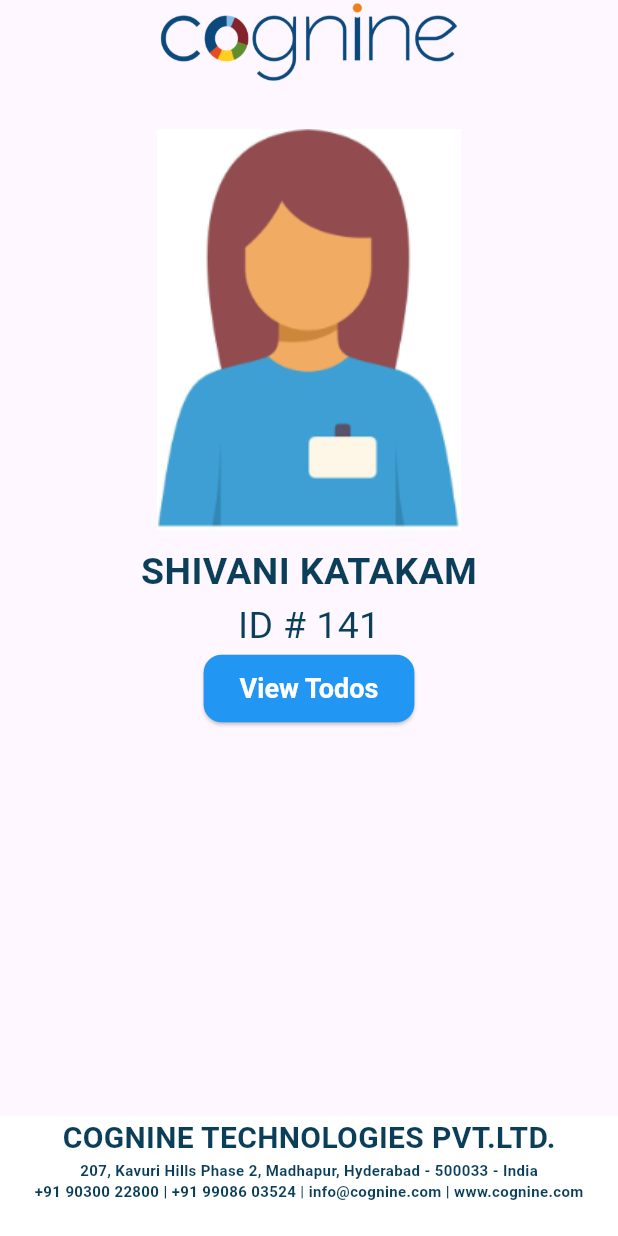
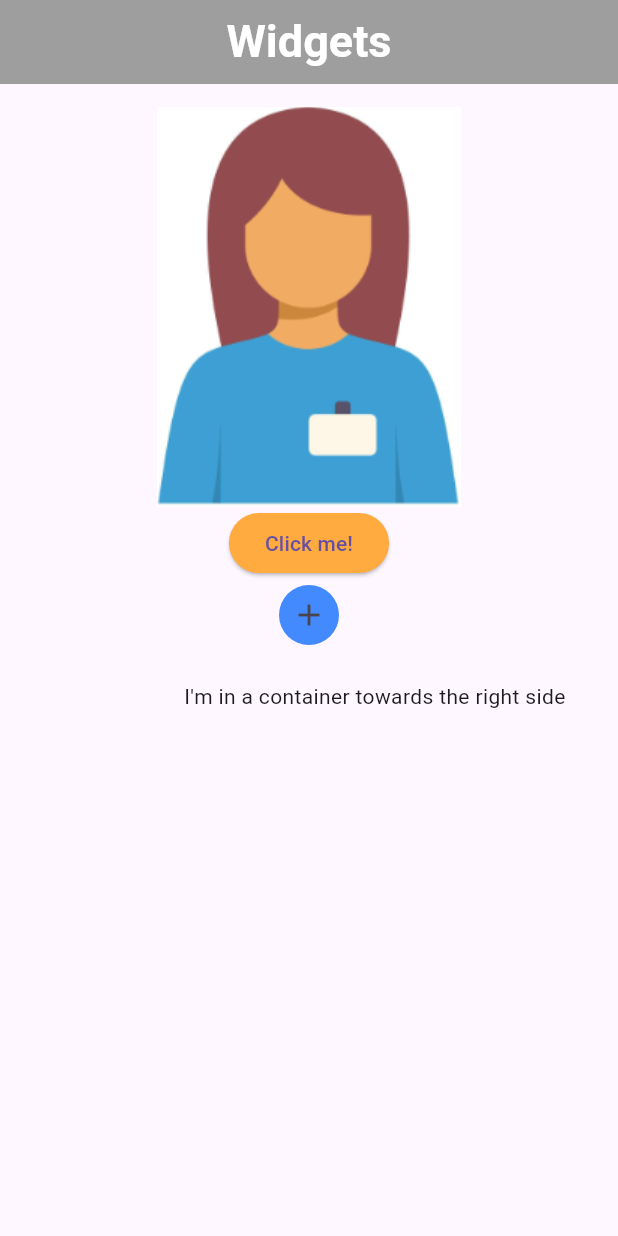
Before and after one commit to shivanikatakam19/Flutter, a Flutter app: the screen it shows after launch, on a phone screen of 412 x 824 dp. Run offline on Flutter 3.47's test engine with Material 3 defaults, Android fonts, the phone set to English and light mode, and no system bars.

Commit message:
added widgets

```diff
--- a/project_1/lib/main.dart
+++ b/project_1/lib/main.dart
@@ -2,100 +2,54 @@
 
 import 'package:flutter/material.dart';
 
-void main() => (runApp(
-  MaterialApp(
-    initialRoute: '/',
-    routes: {'/': (context) => Home(), '/userTodo': (context) => UserForm()},
-  ),
-));
+void main() => (runApp(MyApp()));
+
+class MyApp extends StatelessWidget {
+  @override
+  Widget build(BuildContext context) {
+    return MaterialApp(home: Home());
+  }
+}
 
 class Home extends StatelessWidget {
   @override
   Widget build(BuildContext context) {
     return Scaffold(
       appBar: AppBar(
-        title: SizedBox(
-          width: 200, // set width
-          height: 100, // set height
-          child: Image.asset('assets/cognine-logo.png', fit: BoxFit.contain),
+        title: Text(
+          'Widgets',
+          style: TextStyle(
+            color: Colors.white,
+            fontSize: 30,
+            fontWeight: FontWeight.bold,
+          ),
         ),
         centerTitle: true,
+        backgroundColor: Colors.grey,
       ),
 
-      body: Center(
+      body: Padding(
+        padding: EdgeInsets.all(15),
         child: Column(
-          crossAxisAlignment: CrossAxisAlignment.center,
-          children: <Widget>[
-            SizedBox(height: 30.0),
-            Image.asset('assets/profile-image.png'),
-            SizedBox(height: 10.0),
-            Text(
-              'SHIVANI KATAKAM',
-              style: TextStyle(
-                color: const Color.fromARGB(255, 10, 62, 89),
-                fontSize: 25.0,
-                fontWeight: FontWeight.bold,
+          children: [
+            Center(child: Image.asset('assets/profile-image.png')),
+            ElevatedButton(
+              onPressed: () {},
+              style: ElevatedButton.styleFrom(
+                backgroundColor: Colors.orangeAccent,
               ),
+              child: Text('Click me!'),
             ),
-            Text(
-              'ID # 141',
-              style: TextStyle(
-                color: const Color.fromARGB(255, 10, 62, 89),
-                fontSize: 25.0,
-              ),
+            IconButton(
+              onPressed: () {},
+              icon: Icon(Icons.add),
+              style: IconButton.styleFrom(backgroundColor: Colors.blueAccent),
             ),
-            ElevatedButton(
-              onPressed: () {
-                Navigator.pushNamed(context, "/userTodo");
-              },
-              style: ElevatedButton.styleFrom(
-                backgroundColor: Colors.blue, // Button color
-                foregroundColor: Colors.white, // Text color
-                padding: const EdgeInsets.symmetric(
-                  horizontal: 24,
-                  vertical: 12,
-                ),
-                textStyle: const TextStyle(
-                  fontSize: 18,
-                  fontWeight: FontWeight.bold,
-                ),
-                shape: RoundedRectangleBorder(
-                  borderRadius: BorderRadius.circular(12),
-                ),
-              ),
-              child: Text('View Todos'),
-            ),
-          ],
-        ),
-      ),
-
-      bottomNavigationBar: Container(
-        height: 80.0,
-        color: Colors.white,
-        child: Column(
-          children: <Widget>[
-            Text(
-              'COGNINE TECHNOLOGIES PVT.LTD.',
-              style: TextStyle(
-                color: const Color.fromARGB(255, 10, 62, 89),
-                fontSize: 20.0,
-                fontWeight: FontWeight.w700,
-              ),
-            ),
-            Text(
-              '207, Kavuri Hills Phase 2, Madhapur, Hyderabad - 500033 - India',
-              style: TextStyle(
-                color: const Color.fromARGB(255, 10, 62, 89),
-                fontSize: 10.0,
-                fontWeight: FontWeight.w700,
-              ),
-            ),
-            Text(
-              '+91 90300 22800 | +91 99086 03524 | info@cognine.com | www.cognine.com',
-              style: TextStyle(
-                color: const Color.fromARGB(255, 10, 62, 89),
-                fontSize: 10.0,
-                fontWeight: FontWeight.w700,
+            Container(
+              alignment: AlignmentGeometry.bottomRight,
+              child: Padding(
+                padding: EdgeInsets.all(20),
+                child: Text("I'm in a container towards the right side"),
               ),
             ),
           ],
```
